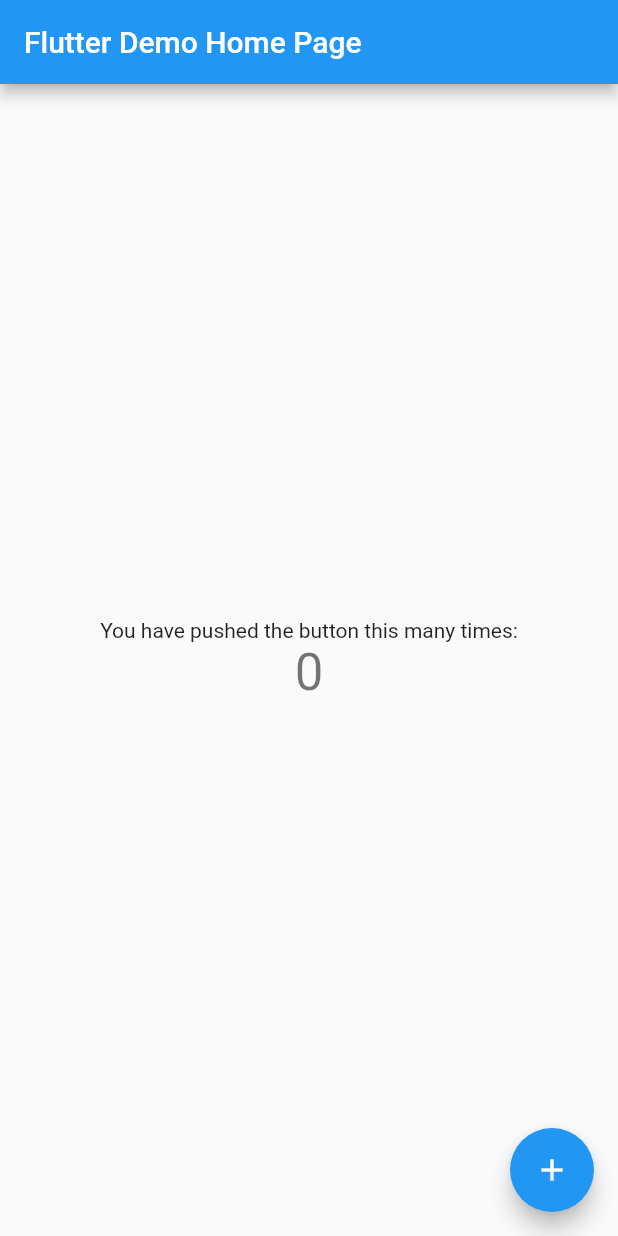
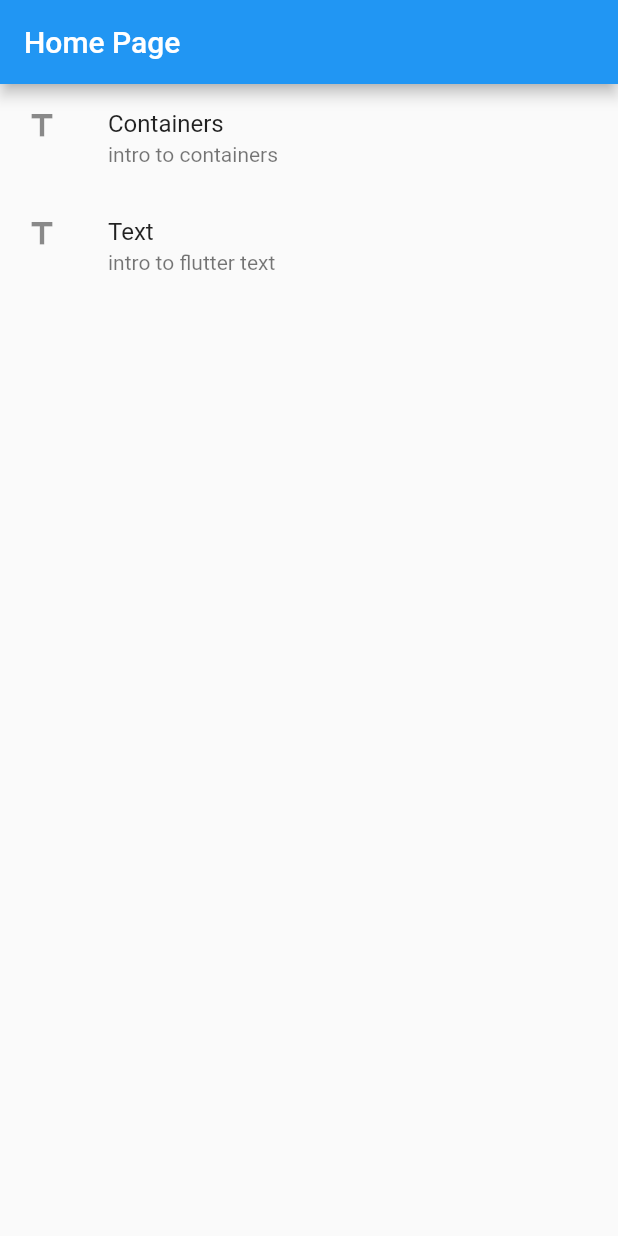
Before and after one commit to Toreeyah/flutter_components, a Flutter app: the screen it shows after launch, on a phone screen of 412 x 824 dp. Run offline on Flutter 3.47's test engine with Material 2 defaults, Android fonts, the phone set to English and light mode, and no system bars.

Commit message:
text lecture

```diff
--- a/flutter_components/lib/main.dart
+++ b/flutter_components/lib/main.dart
@@ -1,4 +1,6 @@
 import 'package:flutter/material.dart';
+import 'package:flutter_components/screens/container_screen.dart';
+import 'package:flutter_components/screens/text_screen.dart';
 
 void main() {
   runApp(const MyApp());
@@ -11,66 +13,57 @@ class MyApp extends StatelessWidget {
   @override
   Widget build(BuildContext context) {
     return MaterialApp(
-      title: 'Flutter Demo',
-      theme: ThemeData(
+        title: 'Flutter Demo',
+        home :HomeScreen()
+    );
+  }
 
-        primarySwatch: Colors.blue,
+}
+class HomeScreen extends StatefulWidget {
+  @override
+  _HomeScreenState createState() => _HomeScreenState();
+}
+
+class _HomeScreenState extends State<HomeScreen> {
+  @override
+  Widget build(BuildContext context) {
+    return MaterialApp(
+      home : Scaffold(
+        appBar: AppBar(
+          title: Text("Home Page")
+        ),
+        body: ListView(
+          children: [
+            //we pass multiple widgets
+            ListTile(
+              title: Text("Containers"),
+              leading: Icon(Icons.title),
+              subtitle: Text("intro to containers"),
+              onTap: ()=> {
+                //print("Ooops You tapped me!!")
+                Navigator.push(
+                    context,
+                    MaterialPageRoute(builder:(context) => ContainerScreen())
+                    //const Text("To the second page")
+                ),
+              },
+
+            ),
+            ListTile(
+              title: Text("Text"),
+              leading: Icon(Icons.title),
+              subtitle: Text("intro to flutter text"),
+              onTap: ()=> {
+                Navigator.push(
+                    context,
+                    MaterialPageRoute(builder:(context) => TextScreen())
+                  //const Text("To the second page")
+                ),
+              },
+            )
+          ],
+        ),
       ),
-      home: const MyHomePage(title: 'Flutter Demo Home Page'),
     );
   }
 }
-
-class MyHomePage extends StatefulWidget {
-  const MyHomePage({Key? key, required this.title}) : super(key: key);
-
-
-
-  final String title;
-
-  @override
-  State<MyHomePage> createState() => _MyHomePageState();
-}
-
-class _MyHomePageState extends State<MyHomePage> {
-  int _counter = 0;
-
-  void _incrementCounter() {
-    setState(() {
-
-      _counter++;
-    });
-  }
-
-  @override
-  Widget build(BuildContext context) {
-
-    return Scaffold(
-      appBar: AppBar(
-
-        title: Text(widget.title),
-      ),
-      body: Center(
-
-        child: Column(
-
-          mainAxisAlignment: MainAxisAlignment.center,
-          children: <Widget>[
-            const Text(
-              'You have pushed the button this many times:',
-            ),
-            Text(
-              '$_counter',
-              style: Theme.of(context).textTheme.headline4,
-            ),
-          ],
-        ),
-      ),
-      floatingActionButton: FloatingActionButton(
-        onPressed: _incrementCounter,
-        tooltip: 'Increment',
-        child: const Icon(Icons.add),
-      ), // This trailing comma makes auto-formatting nicer for build methods.
-    );
-  }
-}
```
Also changed, not shown: flutter_components/lib/screens/container_screen.dart (added, +14 -0 lines), flutter_components/lib/screens/text_screen.dart (added, +29 -0 lines).
